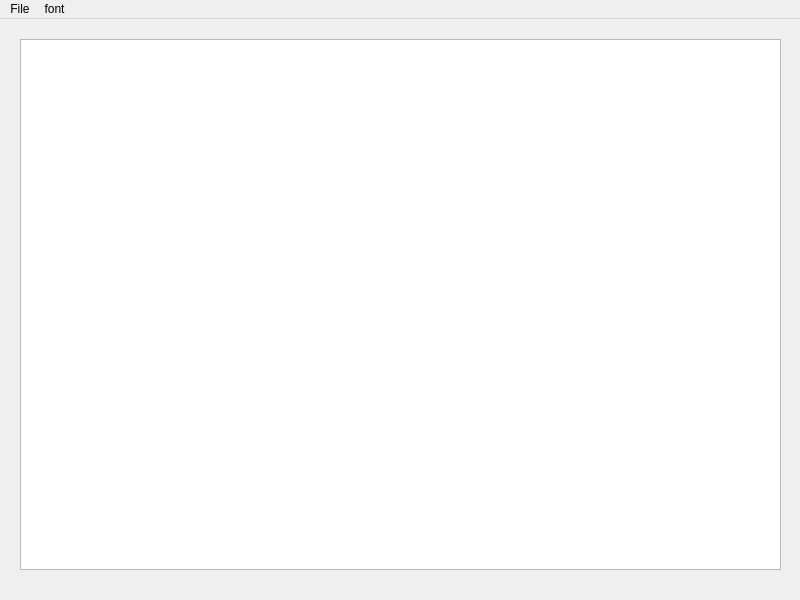
Old version of the form mainwindow.ui in the repository Khaled-Waled/NotaPadQT.
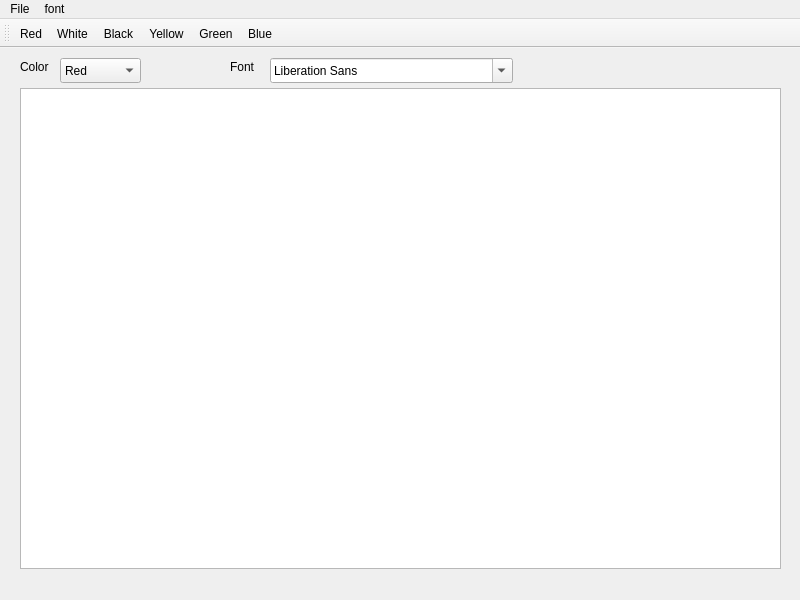
New version of the form. Icons and pictures are not drawn.

```diff
--- a/mainwindow.ui
+++ b/mainwindow.ui
@@ -18,9 +18,9 @@
     <property name="geometry">
      <rect>
       <x>20</x>
-      <y>20</y>
+      <y>40</y>
       <width>761</width>
-      <height>531</height>
+      <height>481</height>
      </rect>
     </property>
     <layout class="QVBoxLayout" name="verticalLayout">
@@ -29,6 +29,106 @@
      </item>
     </layout>
    </widget>
+   <widget class="QComboBox" name="comboBox">
+    <property name="geometry">
+     <rect>
+      <x>60</x>
+      <y>10</y>
+      <width>81</width>
+      <height>25</height>
+     </rect>
+    </property>
+    <item>
+     <property name="text">
+      <string>Red</string>
+     </property>
+     <property name="icon">
+      <iconset resource="Resources.qrc">
+       <normaloff>:/images/Icons/red.jpg</normaloff>:/images/Icons/red.jpg</iconset>
+     </property>
+    </item>
+    <item>
+     <property name="text">
+      <string>White</string>
+     </property>
+     <property name="icon">
+      <iconset resource="Resources.qrc">
+       <normaloff>:/images/Icons/white.jpg</normaloff>:/images/Icons/white.jpg</iconset>
+     </property>
+    </item>
+    <item>
+     <property name="text">
+      <string>Black</string>
+     </property>
+     <property name="icon">
+      <iconset resource="Resources.qrc">
+       <normaloff>:/images/Icons/black.jpg</normaloff>:/images/Icons/black.jpg</iconset>
+     </property>
+    </item>
+    <item>
+     <property name="text">
+      <string>Yellow</string>
+     </property>
+     <property name="icon">
+      <iconset resource="Resources.qrc">
+       <normaloff>:/images/Icons/yellow.jpg</normaloff>:/images/Icons/yellow.jpg</iconset>
+     </property>
+    </item>
+    <item>
+     <property name="text">
+      <string>Green</string>
+     </property>
+     <property name="icon">
+      <iconset resource="Resources.qrc">
+       <normaloff>:/images/Icons/green.jpg</normaloff>:/images/Icons/green.jpg</iconset>
+     </property>
+    </item>
+    <item>
+     <property name="text">
+      <string>Blue</string>
+     </property>
+     <property name="icon">
+      <iconset resource="Resources.qrc">
+       <normaloff>:/images/Icons/blue.jpg</normaloff>:/images/Icons/blue.jpg</iconset>
+     </property>
+    </item>
+   </widget>
+   <widget class="QLabel" name="ColorLabel">
+    <property name="geometry">
+     <rect>
+      <x>20</x>
+      <y>10</y>
+      <width>31</width>
+      <height>17</height>
+     </rect>
+    </property>
+    <property name="text">
+     <string>Color</string>
+    </property>
+   </widget>
+   <widget class="QFontComboBox" name="fontComboBox">
+    <property name="geometry">
+     <rect>
+      <x>270</x>
+      <y>10</y>
+      <width>243</width>
+      <height>25</height>
+     </rect>
+    </property>
+   </widget>
+   <widget class="QLabel" name="FontLabel">
+    <property name="geometry">
+     <rect>
+      <x>230</x>
+      <y>10</y>
+      <width>41</width>
+      <height>17</height>
+     </rect>
+    </property>
+    <property name="text">
+     <string>Font</string>
+    </property>
+   </widget>
   </widget>
   <widget class="QMenuBar" name="menubar">
    <property name="geometry">
@@ -67,6 +167,23 @@
    <addaction name="menuNotaPadQT"/>
    <addaction name="menufont"/>
   </widget>
+  <widget class="QToolBar" name="toolBar">
+   <property name="windowTitle">
+    <string>toolBar</string>
+   </property>
+   <attribute name="toolBarArea">
+    <enum>TopToolBarArea</enum>
+   </attribute>
+   <attribute name="toolBarBreak">
+    <bool>false</bool>
+   </attribute>
+   <addaction name="actionRedFont"/>
+   <addaction name="actionWhiteFont"/>
+   <addaction name="actionBlackFont"/>
+   <addaction name="actionYellowFont"/>
+   <addaction name="actionGreenFont"/>
+   <addaction name="actionBlueFont"/>
+  </widget>
   <action name="actionNew">
    <property name="icon">
     <iconset theme="document-new"/>
```
Left out of the diff: 9 changed lines with no effect on the pictures.
